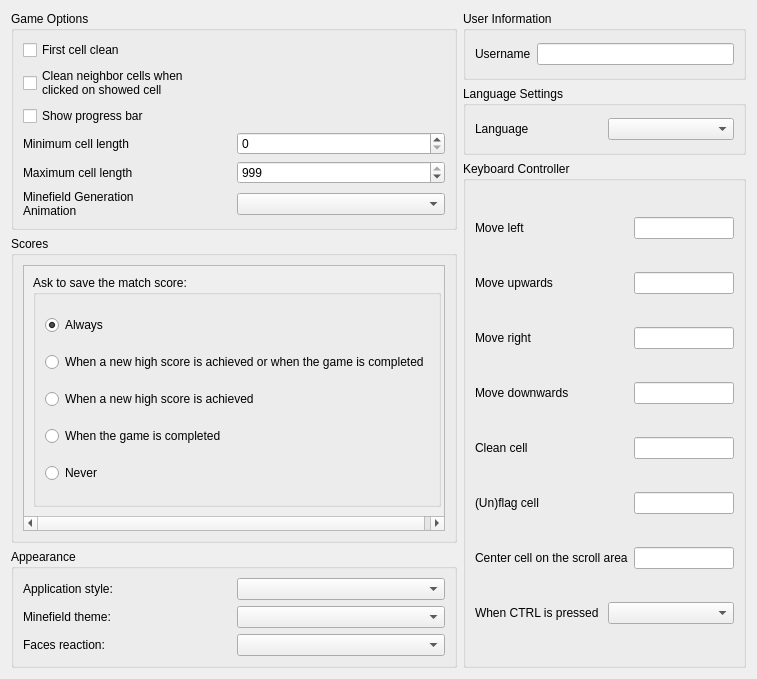
Qt form src/libreminespreferencesdialog.ui (Bollos00/LibreMines) before a commit.
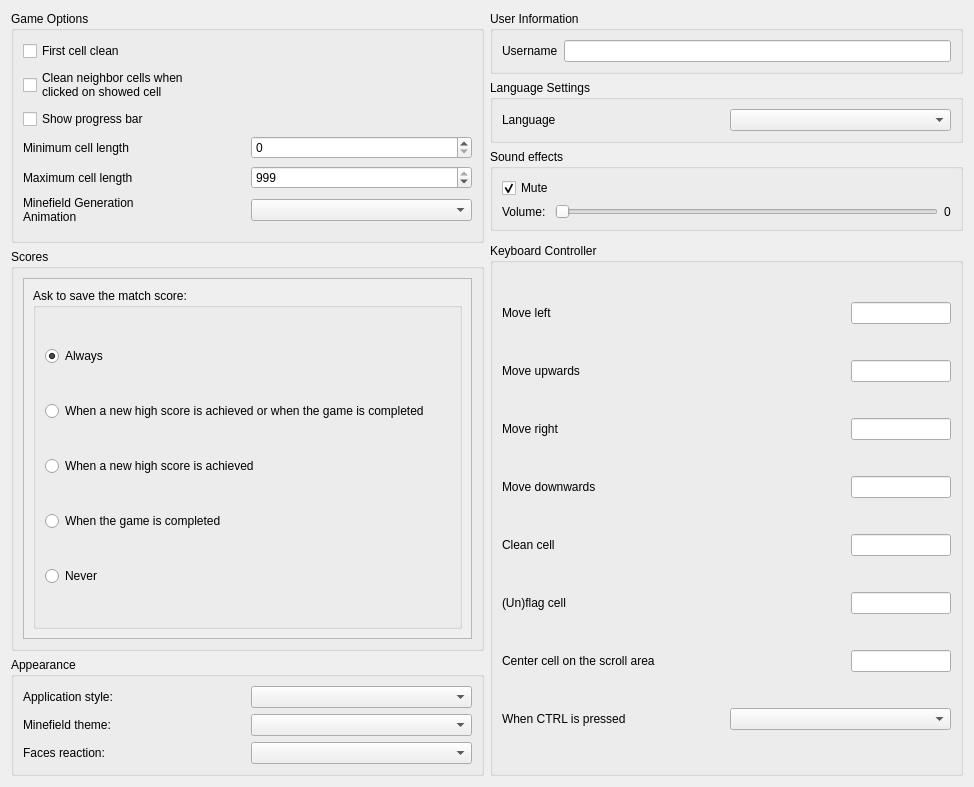
The same form after that commit. Custom widgets are drawn as their Qt base class.

Commit message: Sound effects volume option on the preferences dialog

Patch:
```diff
--- a/src/libreminespreferencesdialog.ui
+++ b/src/libreminespreferencesdialog.ui
@@ -6,15 +6,15 @@
    <rect>
     <x>0</x>
     <y>0</y>
-    <width>757</width>
-    <height>679</height>
+    <width>974</width>
+    <height>787</height>
    </rect>
   </property>
   <property name="windowTitle">
    <string>Preferences</string>
   </property>
   <layout class="QGridLayout" name="gridLayout">
-   <item row="0" column="0" rowspan="3">
+   <item row="0" column="0" rowspan="5">
     <widget class="QGroupBox" name="gbCheckBoxes">
      <property name="title">
       <string>Game Options</string>
@@ -102,6 +102,57 @@
      </layout>
     </widget>
    </item>
+   <item row="6" column="0">
+    <widget class="QGroupBox" name="gbAppearance">
+     <property name="title">
+      <string>Appearance</string>
+     </property>
+     <layout class="QVBoxLayout" name="verticalLayout_3">
+      <item>
+       <layout class="QHBoxLayout" name="horizontalLayout_2">
+        <item>
+         <widget class="QLabel" name="labelApplicationStyle">
+          <property name="text">
+           <string>Application style:</string>
+          </property>
+         </widget>
+        </item>
+        <item>
+         <widget class="QComboBox" name="comboBoxApplicationStyle"/>
+        </item>
+       </layout>
+      </item>
+      <item>
+       <layout class="QHBoxLayout" name="horizontalLayout_9">
+        <item>
+         <widget class="QLabel" name="labelMinefieldTheme">
+          <property name="text">
+           <string>Minefield theme:</string>
+          </property>
+         </widget>
+        </item>
+        <item>
+         <widget class="QComboBox" name="comboBoxMinefieldTheme"/>
+        </item>
+       </layout>
+      </item>
+      <item>
+       <layout class="QHBoxLayout" name="horizontalLayout_13">
+        <item>
+         <widget class="QLabel" name="labelFacesReaction">
+          <property name="text">
+           <string>Faces reaction:</string>
+          </property>
+         </widget>
+        </item>
+        <item>
+         <widget class="QComboBox" name="comboBoxFacesReaction"/>
+        </item>
+       </layout>
+      </item>
+     </layout>
+    </widget>
+   </item>
    <item row="0" column="1">
     <widget class="QGroupBox" name="gbLineEdits">
      <property name="title">
@@ -125,6 +176,81 @@
      </layout>
     </widget>
    </item>
+   <item row="5" column="0">
+    <widget class="QGroupBox" name="gbScores">
+     <property name="title">
+      <string>Scores</string>
+     </property>
+     <layout class="QVBoxLayout" name="verticalLayout_6">
+      <item>
+       <widget class="QScrollArea" name="scrollArea">
+        <property name="widgetResizable">
+         <bool>true</bool>
+        </property>
+        <widget class="QWidget" name="scrollAreaWidgetContents">
+         <property name="geometry">
+          <rect>
+           <x>0</x>
+           <y>0</y>
+           <width>570</width>
+           <height>240</height>
+          </rect>
+         </property>
+         <layout class="QVBoxLayout" name="verticalLayout_7">
+          <item>
+           <widget class="QGroupBox" name="gbSaveScores">
+            <property name="title">
+             <string>Ask to save the match score:</string>
+            </property>
+            <layout class="QVBoxLayout" name="verticalLayout_8">
+             <item>
+              <widget class="QRadioButton" name="rbSaveScoreAlways">
+               <property name="text">
+                <string>Always</string>
+               </property>
+               <property name="checked">
+                <bool>true</bool>
+               </property>
+              </widget>
+             </item>
+             <item>
+              <widget class="QRadioButton" name="rbSaveScoreWhenHighScoreAndGameCompleted">
+               <property name="text">
+                <string>When a new high score is achieved or when the game is completed</string>
+               </property>
+              </widget>
+             </item>
+             <item>
+              <widget class="QRadioButton" name="rbSaveScoreWhenHighScore">
+               <property name="text">
+                <string>When a new high score is achieved</string>
+               </property>
+              </widget>
+             </item>
+             <item>
+              <widget class="QRadioButton" name="rbSaveScoreWhenGameCompleted">
+               <property name="text">
+                <string>When the game is completed</string>
+               </property>
+              </widget>
+             </item>
+             <item>
+              <widget class="QRadioButton" name="rbSaveScoreNever">
+               <property name="text">
+                <string>Never</string>
+               </property>
+              </widget>
+             </item>
+            </layout>
+           </widget>
+          </item>
+         </layout>
+        </widget>
+       </widget>
+      </item>
+     </layout>
+    </widget>
+   </item>
    <item row="1" column="1">
     <widget class="QGroupBox" name="gbSettings">
      <property name="title">
@@ -148,7 +274,54 @@
      </layout>
     </widget>
    </item>
-   <item row="2" column="1" rowspan="3">
+   <item row="2" column="1">
+    <widget class="QGroupBox" name="gbSoundEffects">
+     <property name="title">
+      <string>Sound effects</string>
+     </property>
+     <layout class="QVBoxLayout" name="verticalLayout_9">
+      <item>
+       <widget class="QCheckBox" name="cbSoundMute">
+        <property name="text">
+         <string>Mute</string>
+        </property>
+        <property name="checked">
+         <bool>true</bool>
+        </property>
+       </widget>
+      </item>
+      <item>
+       <layout class="QHBoxLayout" name="horizontalLayout_17">
+        <item>
+         <widget class="QLabel" name="label_10">
+          <property name="text">
+           <string>Volume: </string>
+          </property>
+         </widget>
+        </item>
+        <item>
+         <widget class="QSlider" name="sliderSoundVolume">
+          <property name="maximum">
+           <number>100</number>
+          </property>
+          <property name="orientation">
+           <enum>Qt::Horizontal</enum>
+          </property>
+         </widget>
+        </item>
+        <item>
+         <widget class="QLabel" name="labelSoundVolume">
+          <property name="text">
+           <string>0</string>
+          </property>
+         </widget>
+        </item>
+       </layout>
+      </item>
+     </layout>
+    </widget>
+   </item>
+   <item row="4" column="1" rowspan="3">
     <widget class="QGroupBox" name="gbKeyboardController">
      <property name="title">
       <string>Keyboard Controller</string>
@@ -402,132 +575,6 @@
      </layout>
     </widget>
    </item>
-   <item row="3" column="0">
-    <widget class="QGroupBox" name="gbScores">
-     <property name="title">
-      <string>Scores</string>
-     </property>
-     <layout class="QVBoxLayout" name="verticalLayout_6">
-      <item>
-       <widget class="QScrollArea" name="scrollArea">
-        <property name="widgetResizable">
-         <bool>true</bool>
-        </property>
-        <widget class="QWidget" name="scrollAreaWidgetContents">
-         <property name="geometry">
-          <rect>
-           <x>0</x>
-           <y>0</y>
-           <width>609</width>
-           <height>213</height>
-          </rect>
-         </property>
-         <layout class="QVBoxLayout" name="verticalLayout_7">
-          <item>
-           <widget class="QGroupBox" name="gbSaveScores">
-            <property name="title">
-             <string>Ask to save the match score:</string>
-            </property>
-            <layout class="QVBoxLayout" name="verticalLayout_8">
-             <item>
-              <widget class="QRadioButton" name="rbSaveScoreAlways">
-               <property name="text">
-                <string>Always</string>
-               </property>
-               <property name="checked">
-                <bool>true</bool>
-               </property>
-              </widget>
-             </item>
-             <item>
-              <widget class="QRadioButton" name="rbSaveScoreWhenHighScoreAndGameCompleted">
-               <property name="text">
-                <string>When a new high score is achieved or when the game is completed</string>
-               </property>
-              </widget>
-             </item>
-             <item>
-              <widget class="QRadioButton" name="rbSaveScoreWhenHighScore">
-               <property name="text">
-                <string>When a new high score is achieved</string>
-               </property>
-              </widget>
-             </item>
-             <item>
-              <widget class="QRadioButton" name="rbSaveScoreWhenGameCompleted">
-               <property name="text">
-                <string>When the game is completed</string>
-               </property>
-              </widget>
-             </item>
-             <item>
-              <widget class="QRadioButton" name="rbSaveScoreNever">
-               <property name="text">
-                <string>Never</string>
-               </property>
-              </widget>
-             </item>
-            </layout>
-           </widget>
-          </item>
-         </layout>
-        </widget>
-       </widget>
-      </item>
-     </layout>
-    </widget>
-   </item>
-   <item row="4" column="0">
-    <widget class="QGroupBox" name="gbAppearance">
-     <property name="title">
-      <string>Appearance</string>
-     </property>
-     <layout class="QVBoxLayout" name="verticalLayout_3">
-      <item>
-       <layout class="QHBoxLayout" name="horizontalLayout_2">
-        <item>
-         <widget class="QLabel" name="labelApplicationStyle">
-          <property name="text">
-           <string>Application style:</string>
-          </property>
-         </widget>
-        </item>
-        <item>
-         <widget class="QComboBox" name="comboBoxApplicationStyle"/>
-        </item>
-       </layout>
-      </item>
-      <item>
-       <layout class="QHBoxLayout" name="horizontalLayout_9">
-        <item>
-         <widget class="QLabel" name="labelMinefieldTheme">
-          <property name="text">
-           <string>Minefield theme:</string>
-          </property>
-         </widget>
-        </item>
-        <item>
-         <widget class="QComboBox" name="comboBoxMinefieldTheme"/>
-        </item>
-       </layout>
-      </item>
-      <item>
-       <layout class="QHBoxLayout" name="horizontalLayout_13">
-        <item>
-         <widget class="QLabel" name="labelFacesReaction">
-          <property name="text">
-           <string>Faces reaction:</string>
-          </property>
-         </widget>
-        </item>
-        <item>
-         <widget class="QComboBox" name="comboBoxFacesReaction"/>
-        </item>
-       </layout>
-      </item>
-     </layout>
-    </widget>
-   </item>
   </layout>
  </widget>
  <customwidgets>
```
The commit also changes 4 other files.
